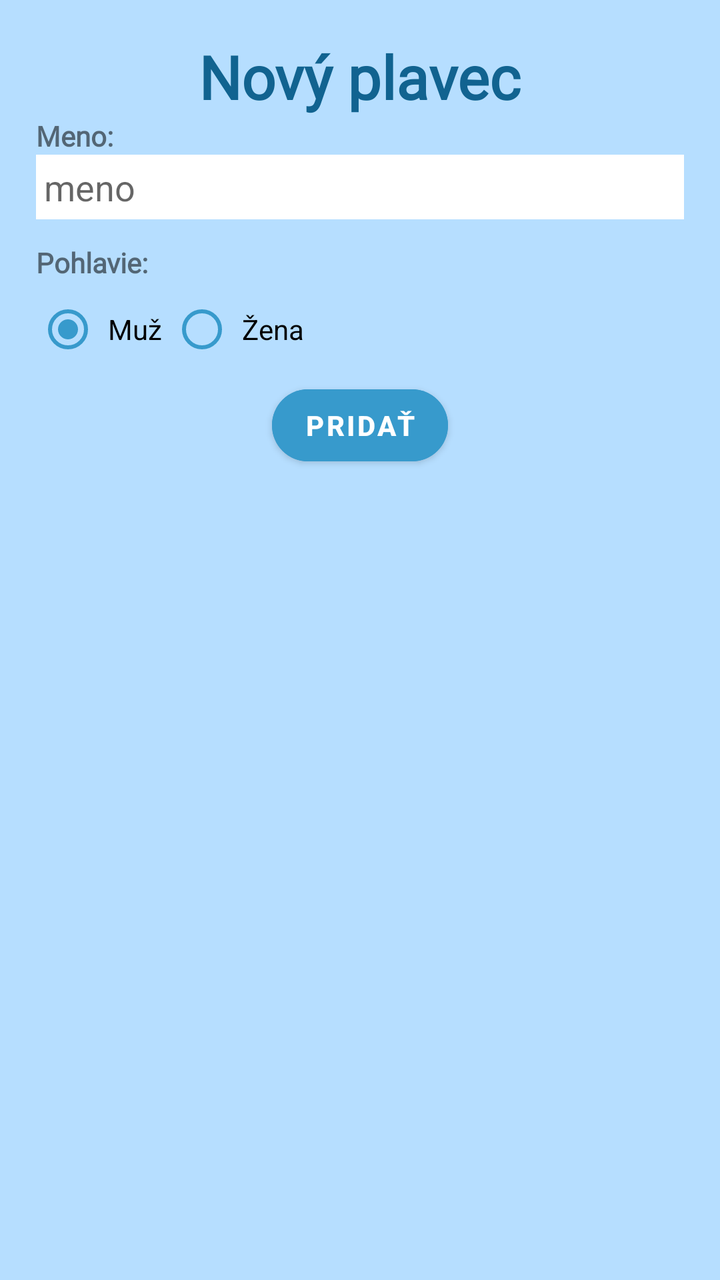
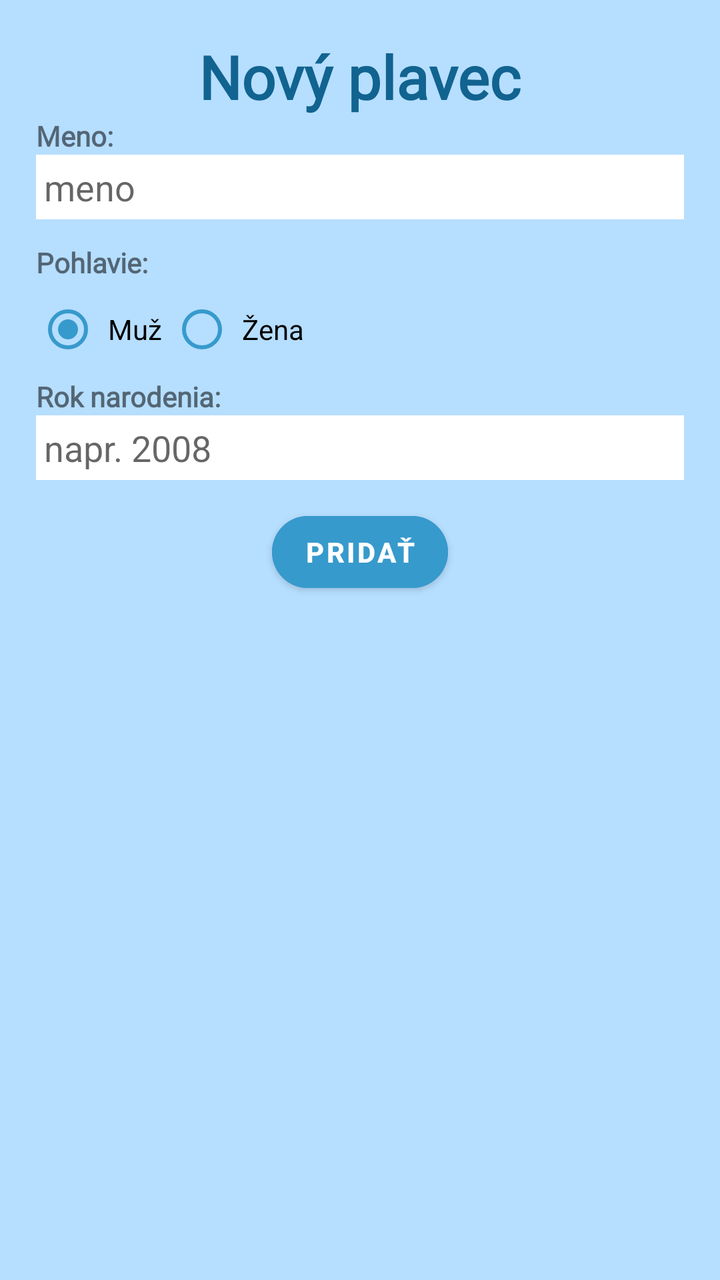

The first picture is an Android layout as it rendered before a commit; the second is the same layout after the commit. The layout source and the unified diff follow.
<!-- AndroidManifest.xml: application theme Theme.FINA_points_app -->
<!-- res/layout/dialog_new_swimmer.xml -->
<?xml version="1.0" encoding="utf-8"?>
<LinearLayout xmlns:android="http://schemas.android.com/apk/res/android"
    xmlns:app="http://schemas.android.com/apk/res-auto"
    android:layout_width="match_parent"
    android:layout_height="wrap_content"
    android:padding="18dp"
    android:orientation="vertical"
    android:background="@color/log_reg_card"
    android:gravity="center_horizontal">

    <TextView
        android:id="@+id/tvDialogTitle"
        android:layout_width="wrap_content"
        android:layout_height="wrap_content"
        android:text="Nový plavec"
        android:textColor="@color/title"
        android:textStyle="bold"
        android:textSize="30dp"
        android:fontFamily="@font/poppins_bold" />

    <LinearLayout
        android:layout_width="match_parent"
        android:layout_height="wrap_content"
        android:orientation="vertical"
        android:gravity="center_vertical">

        <TextView
            android:id="@+id/tvLabelName"
            android:layout_width="wrap_content"
            android:layout_height="wrap_content"
            android:text="Meno:"
            android:textStyle="bold"
            android:fontFamily="@font/poppins"/>

        <EditText
            android:id="@+id/etSwimmerName"
            android:layout_width="match_parent"
            android:layout_height="wrap_content"
            android:hint="meno"
            android:layout_marginBottom="12dp"
            android:textColor="#000000"
            android:inputType="textPersonName"
            android:background="@color/white"
            android:padding="4dp"/>
    </LinearLayout>

    <LinearLayout
        android:layout_width="match_parent"
        android:layout_height="wrap_content"
        android:orientation="vertical"
        android:gravity="center_vertical">

        <TextView
            android:layout_width="wrap_content"
            android:layout_height="wrap_content"
            android:fontFamily="@font/poppins"
            android:text="Pohlavie:"
            android:textStyle="bold" />

        <RadioGroup
            android:id="@+id/radioGroupGender"
            android:layout_width="wrap_content"
            android:layout_height="wrap_content"
            android:orientation="horizontal">

            <RadioButton
                android:id="@+id/radioMale"
                android:layout_width="wrap_content"
                android:layout_height="wrap_content"
                android:text="Muž"
                android:checked="true"
                android:padding="4dp"
                android:buttonTint="@color/dark_background"/>

            <RadioButton
                android:id="@+id/radioFemale"
                android:layout_width="wrap_content"
                android:layout_height="wrap_content"
                android:text="Žena"
                android:padding="4dp"
                android:buttonTint="@color/dark_background"/>
        </RadioGroup>
    </LinearLayout>

    <com.google.android.material.button.MaterialButton
        android:id="@+id/btnAddSwimmer"
        android:layout_width="wrap_content"
        android:layout_height="wrap_content"
        android:text="Pridať"
        android:backgroundTint="@color/dark_background"
        android:textColor="@color/white"
        android:textStyle="bold"
        app:cornerRadius="24dp" />

</LinearLayout>
<!-- resources referenced by this layout -->
<resources>
  <color name="dark_background">#379ACC</color>
  <color name="log_reg_card">#B6DEFF</color>
  <color name="title">#116390</color>
  <color name="white">#FFFFFFFF</color>
  <style name="Theme.FINA_points_app" parent="Base.Theme.FINA_points_app" />
  <style name="Base.Theme.FINA_points_app" parent="Theme.MaterialComponents.DayNight.NoActionBar">
          
          <item name="colorPrimary">@color/light_background</item>
          <item name="colorPrimaryVariant">@color/dark_background</item>
          <item name="android:statusBarColor">@color/dark_background</item>
          <item name="android:windowDrawsSystemBarBackgrounds">true</item>
          <item name="android:windowTranslucentStatus">false</item>
      </style>
  <color name="light_background">#DDF6FF</color>
</resources>

<!-- the commit's change to res/layout/dialog_new_swimmer.xml (unified diff, before → after) -->
@@ -80,6 +80,31 @@
                 android:padding="4dp"
                 android:buttonTint="@color/dark_background"/>
         </RadioGroup>
+        <LinearLayout
+            android:layout_width="match_parent"
+            android:layout_height="wrap_content"
+            android:orientation="vertical"
+            android:gravity="center_vertical">
+
+            <TextView
+                android:layout_width="wrap_content"
+                android:layout_height="wrap_content"
+                android:text="Rok narodenia:"
+                android:textStyle="bold"
+                android:fontFamily="@font/poppins" />
+
+            <EditText
+                android:id="@+id/etBirthYear"
+                android:layout_width="match_parent"
+                android:layout_height="wrap_content"
+                android:hint="napr. 2008"
+                android:inputType="number"
+                android:maxLength="4"
+                android:textColor="#000000"
+                android:background="@color/white"
+                android:padding="4dp"
+                android:layout_marginBottom="12dp" />
+        </LinearLayout>
     </LinearLayout>
 
     <com.google.android.material.button.MaterialButton
